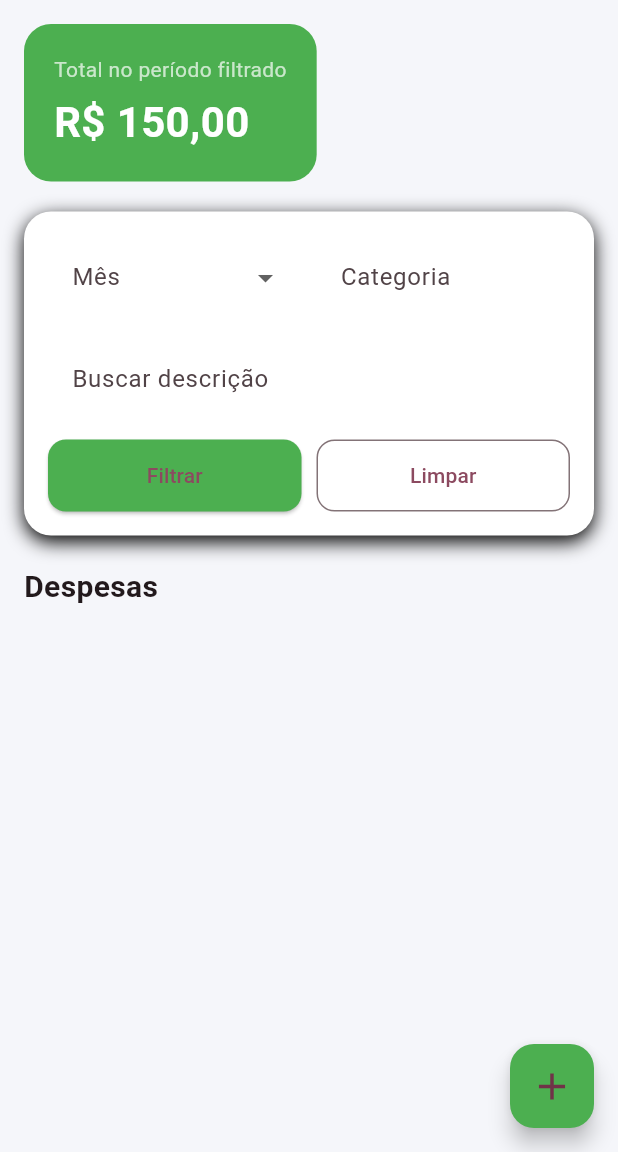
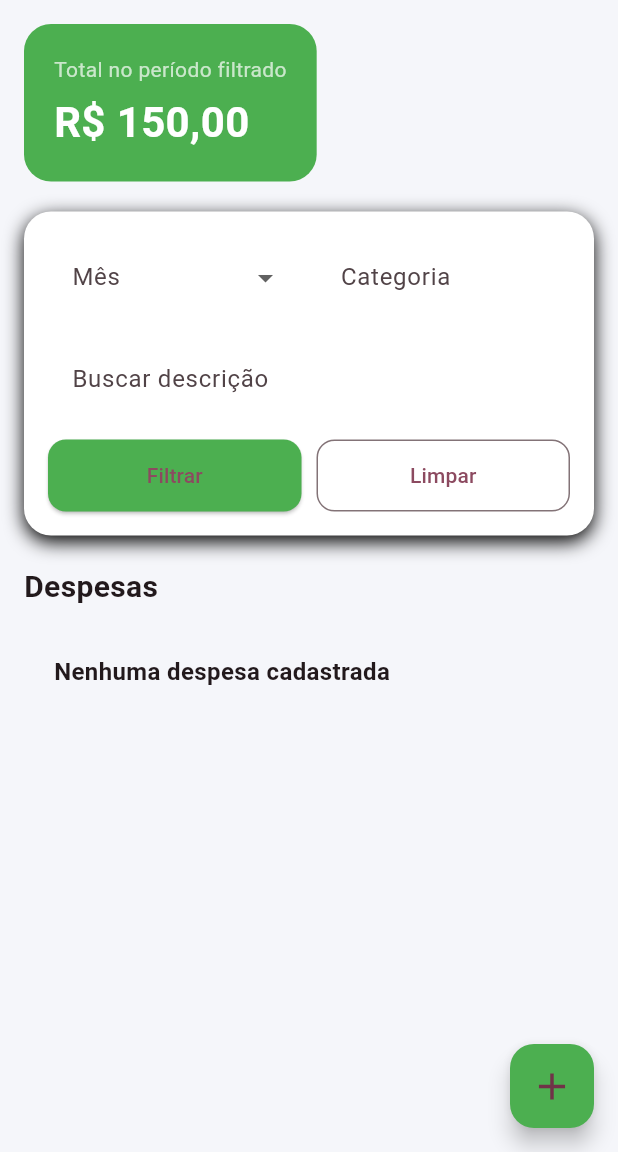
Before and after one commit to lewitzki/Controle_Despesas_Flutter, a Flutter app: the screen it shows after launch, on a phone screen of 412 x 824 dp, the part 84-1236 px from its top. Run offline on Flutter 3.47's test engine with Material 3 defaults, Android fonts, the phone set to English and light mode, and no system bars.

```diff
--- a/lib/home.dart
+++ b/lib/home.dart
@@ -251,7 +251,17 @@ class _HomePageState extends State<HomePage> {
               const SizedBox(height: 10),
 
               Column(
-                children: expenses.map((item) {
+                children: expenses.isEmpty
+                  ? [
+                    Padding(
+                        padding: EdgeInsets.all(20.0),
+                      child: Text(
+                          'Nenhuma despesa cadastrada',
+                        style: TextStyle(fontSize: 16, fontWeight: FontWeight.bold),
+                      ),
+                    ),
+                ]
+                : expenses.map((item) {
                   return ExpenseTile(
                     id: item.id,
                     descricao: item.descricao,
```
